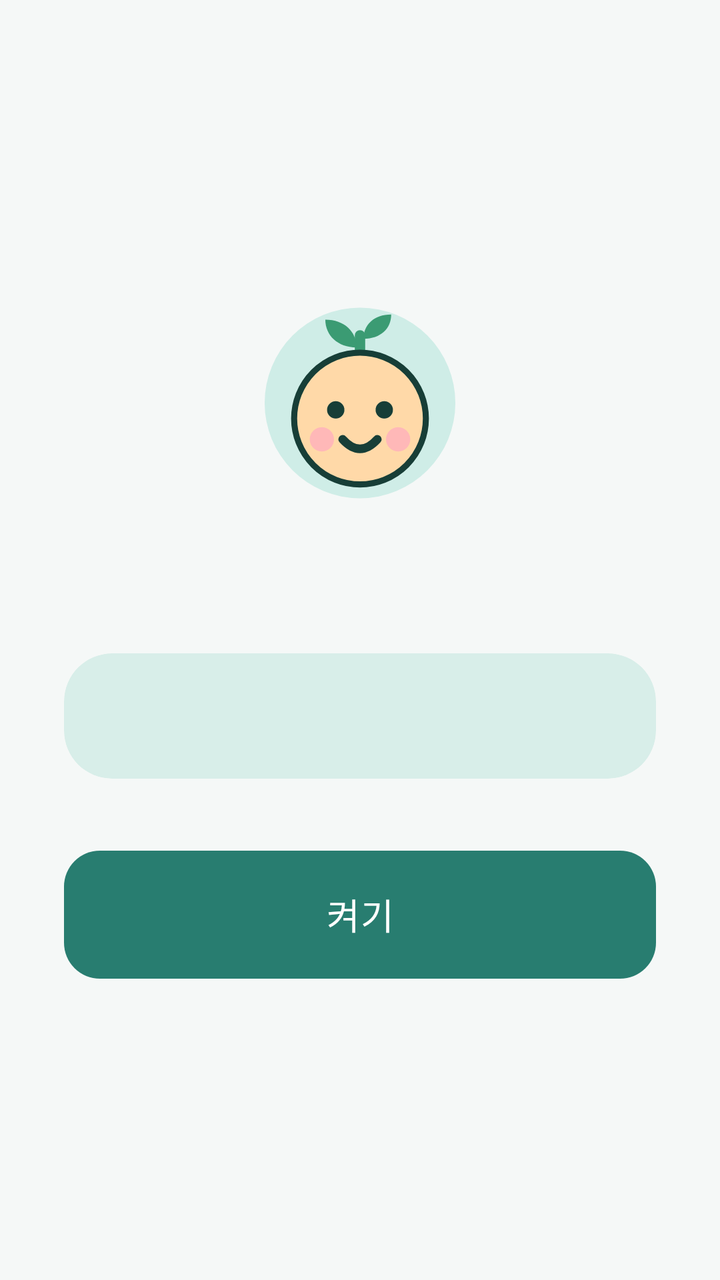
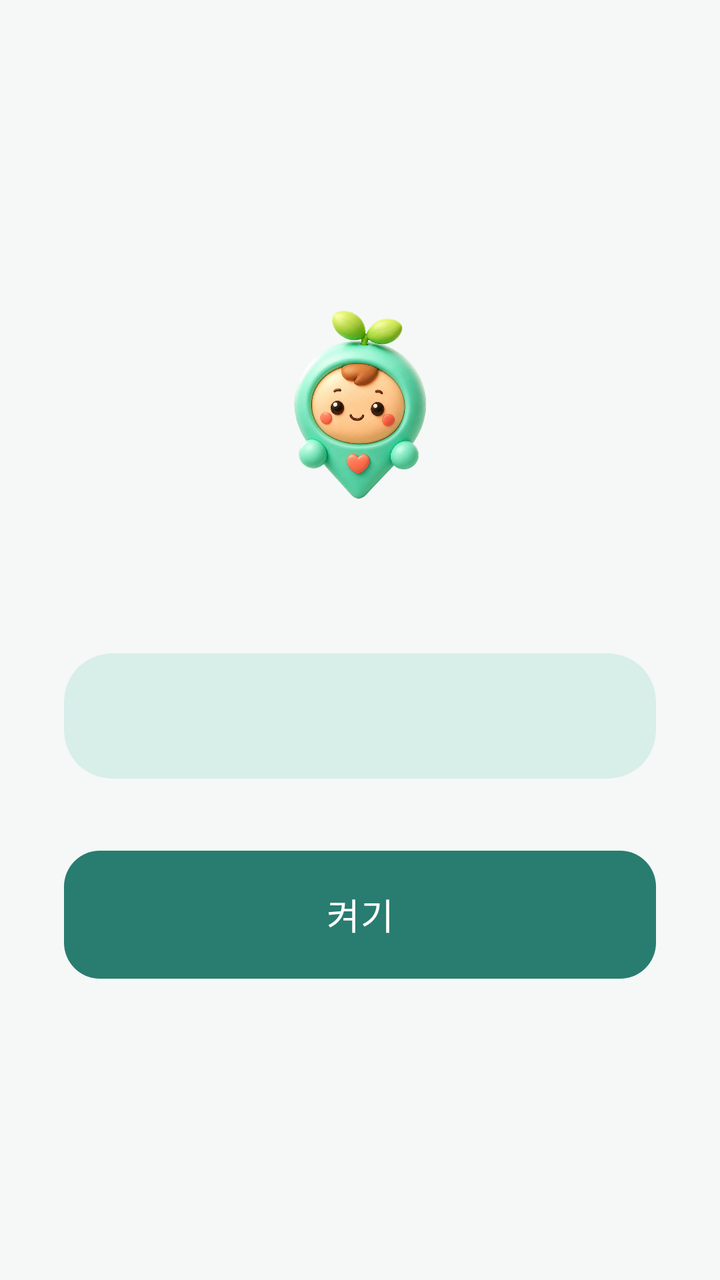

An Android layout rendered at two revisions. The XML below is the earlier revision; the diff shows what the commit changed to produce the second picture.
<!-- AndroidManifest.xml: application theme Theme.KidCare -->
<!-- res/layout/activity_permission.xml -->
<?xml version="1.0" encoding="utf-8"?>
<LinearLayout xmlns:android="http://schemas.android.com/apk/res/android"
    xmlns:app="http://schemas.android.com/apk/res-auto"
    android:layout_width="match_parent"
    android:layout_height="match_parent"
    android:orientation="vertical"
    android:gravity="center"
    android:padding="32dp"
    android:fitsSystemWindows="true">

    <ImageView
        android:layout_width="104dp"
        android:layout_height="104dp"
        android:layout_marginBottom="20dp"
        android:importantForAccessibility="no"
        android:src="@drawable/ic_mascot" />

    <TextView
        android:id="@+id/step_title"
        android:layout_width="wrap_content"
        android:layout_height="wrap_content"
        android:gravity="center"
        android:textAppearance="?attr/textAppearanceHeadlineSmall" />

    <com.google.android.material.card.MaterialCardView
        android:layout_width="match_parent"
        android:layout_height="wrap_content"
        android:layout_marginTop="20dp"
        app:cardBackgroundColor="?attr/colorPrimaryContainer"
        app:shapeAppearance="@style/ShapeAppearance.KidCare.Large"
        app:strokeWidth="0dp">

        <LinearLayout
            android:layout_width="match_parent"
            android:layout_height="wrap_content"
            android:orientation="vertical"
            android:padding="20dp">

            <TextView
                android:id="@+id/step_reason"
                android:layout_width="match_parent"
                android:layout_height="wrap_content"
                android:gravity="center"
                android:textAppearance="?attr/textAppearanceBodyLarge"
                android:textColor="?attr/colorOnPrimaryContainer" />

            
            <TextView
                android:id="@+id/step_hint"
                android:layout_width="match_parent"
                android:layout_height="wrap_content"
                android:layout_marginTop="12dp"
                android:gravity="center"
                android:textAppearance="?attr/textAppearanceBodyMedium"
                android:textColor="?attr/colorOnPrimaryContainer"
                android:visibility="gone" />
        </LinearLayout>
    </com.google.android.material.card.MaterialCardView>

    <com.google.android.material.button.MaterialButton
        android:id="@+id/grant_button"
        android:layout_width="match_parent"
        android:layout_height="64dp"
        android:layout_marginTop="36dp"
        android:text="@string/perm_grant"
        android:textAppearance="?attr/textAppearanceTitleMedium" />
</LinearLayout>
<!-- resources referenced by this layout -->
<resources>
  <!-- drawable ic_mascot (drawable) -->
  <?xml version="1.0" encoding="utf-8"?>
  <vector xmlns:android="http://schemas.android.com/apk/res/android"
      android:width="120dp"
      android:height="120dp"
      android:viewportWidth="120"
      android:viewportHeight="120">
  
      <path
          android:pathData="M60,4 a55,55 0 1,0 0,110 a55,55 0 1,0 0,-110 Z"
          android:fillColor="@color/mascot_bg" />
  
      
      <path
          android:pathData="M60,34 L60,20"
          android:strokeColor="@color/mascot_leaf"
          android:strokeWidth="6"
          android:strokeLineCap="round" />
  
      
      <path
          android:pathData="M58,27 C47,27 40,20 40,11 C51,11 58,18 58,27 Z"
          android:fillColor="@color/mascot_leaf" />
      <path
          android:pathData="M62,22 C72,22 78,16 78,8 C68,8 62,14 62,22 Z"
          android:fillColor="@color/mascot_leaf" />
  
      
      <path
          android:pathData="M22,68 a38,38 0 1,0 76,0 a38,38 0 1,0 -76,0 Z"
          android:fillColor="@color/mascot_face"
          android:strokeColor="@color/mascot_line"
          android:strokeWidth="3.5" />
  
      
      <path
          android:pathData="M31,80 a7,7 0 1,0 14,0 a7,7 0 1,0 -14,0 Z"
          android:fillColor="@color/mascot_cheek" />
      <path
          android:pathData="M75,80 a7,7 0 1,0 14,0 a7,7 0 1,0 -14,0 Z"
          android:fillColor="@color/mascot_cheek" />
  
      
      <path
          android:pathData="M41,63 a5,5 0 1,0 10,0 a5,5 0 1,0 -10,0 Z"
          android:fillColor="@color/mascot_line" />
      <path
          android:pathData="M69,63 a5,5 0 1,0 10,0 a5,5 0 1,0 -10,0 Z"
          android:fillColor="@color/mascot_line" />
  
      
      <path
          android:pathData="M50,80 Q60,91 70,80"
          android:strokeColor="@color/mascot_line"
          android:strokeWidth="5"
          android:strokeLineCap="round" />
  </vector>
  <string name="perm_grant">켜기</string>
  <style parent="" name="ShapeAppearance.KidCare.Large">
          <item name="cornerFamily">rounded</item>
          <item name="cornerSize">24dp</item>
      </style>
  <color name="mascot_bg">#CFEDE7</color>
  <color name="mascot_leaf">#3B9B73</color>
  <color name="mascot_face">#FFD9A8</color>
  <color name="mascot_line">#173E37</color>
  <color name="mascot_cheek">#FFB8B8</color>
  <color name="sky">#287D70</color>
  <color name="on_accent">#FFFFFF</color>
  <color name="sky_soft">#D8EEE9</color>
  <color name="ink">#172522</color>
  <color name="apricot">#F2A65A</color>
  <color name="apricot_soft">#FFF0DF</color>
  <color name="on_apricot_soft">#4A2B0D</color>
  <color name="grass">#4EA970</color>
  <color name="grass_soft">#DDF3E4</color>
  <color name="berry_ink">#A23E3E</color>
  <color name="paper_card">#FFFFFF</color>
  <color name="berry_soft">#FCE7E7</color>
  <color name="on_berry_soft">#4B1717</color>
  <color name="paper">#F5F8F7</color>
  <color name="paper_fold">#E8F0EE</color>
  <color name="ink_soft">#52635F</color>
  <color name="line">#71827E</color>
  <color name="line_soft">#D8E3E0</color>
  <style parent="" name="ShapeAppearance.KidCare.ExtraSmall">
          <item name="cornerFamily">rounded</item>
          <item name="cornerSize">6dp</item>
      </style>
  <style parent="" name="ShapeAppearance.KidCare.Small">
          <item name="cornerFamily">rounded</item>
          <item name="cornerSize">12dp</item>
      </style>
  <style parent="" name="ShapeAppearance.KidCare.Medium">
          <item name="cornerFamily">rounded</item>
          <item name="cornerSize">18dp</item>
      </style>
  <style parent="" name="ShapeAppearance.KidCare.ExtraLarge">
          <item name="cornerFamily">rounded</item>
          <item name="cornerSize">28dp</item>
      </style>
  <style name="TextAppearance.KidCare.BodySmall" parent="TextAppearance.Material3.BodySmall">
          <item name="android:textSize">13sp</item><item name="lineHeight">19sp</item>
      </style>
  <style parent="" name="ShapeAppearance.KidCare.Pill">
          <item name="cornerFamily">rounded</item>
          <item name="cornerSize">50%</item>
      </style>
  <!-- unchanged entries left out for length: 21 -->
</resources>

<!-- the commit's change to res/layout/activity_permission.xml (unified diff, before → after) -->
@@ -13,7 +13,7 @@
         android:layout_height="104dp"
         android:layout_marginBottom="20dp"
         android:importantForAccessibility="no"
-        android:src="@drawable/ic_mascot" />
+        android:src="@drawable/mascot_3d" />
 
     <TextView
         android:id="@+id/step_title"
<!-- resource entries referenced after the edit -->
@@ -1,72 +1,11 @@
 <!-- resources referenced by this layout -->
 <resources>
-  <!-- drawable ic_mascot (drawable) -->
-  <?xml version="1.0" encoding="utf-8"?>
-  <vector xmlns:android="http://schemas.android.com/apk/res/android"
-      android:width="120dp"
-      android:height="120dp"
-      android:viewportWidth="120"
-      android:viewportHeight="120">
-  
-      <path
-          android:pathData="M60,4 a55,55 0 1,0 0,110 a55,55 0 1,0 0,-110 Z"
-          android:fillColor="@color/mascot_bg" />
-  
-      
-      <path
-          android:pathData="M60,34 L60,20"
-          android:strokeColor="@color/mascot_leaf"
-          android:strokeWidth="6"
-          android:strokeLineCap="round" />
-  
-      
-      <path
-          android:pathData="M58,27 C47,27 40,20 40,11 C51,11 58,18 58,27 Z"
-          android:fillColor="@color/mascot_leaf" />
-      <path
-          android:pathData="M62,22 C72,22 78,16 78,8 C68,8 62,14 62,22 Z"
-          android:fillColor="@color/mascot_leaf" />
-  
-      
-      <path
-          android:pathData="M22,68 a38,38 0 1,0 76,0 a38,38 0 1,0 -76,0 Z"
-          android:fillColor="@color/mascot_face"
-          android:strokeColor="@color/mascot_line"
-          android:strokeWidth="3.5" />
-  
-      
-      <path
-          android:pathData="M31,80 a7,7 0 1,0 14,0 a7,7 0 1,0 -14,0 Z"
-          android:fillColor="@color/mascot_cheek" />
-      <path
-          android:pathData="M75,80 a7,7 0 1,0 14,0 a7,7 0 1,0 -14,0 Z"
-          android:fillColor="@color/mascot_cheek" />
-  
-      
-      <path
-          android:pathData="M41,63 a5,5 0 1,0 10,0 a5,5 0 1,0 -10,0 Z"
-          android:fillColor="@color/mascot_line" />
-      <path
-          android:pathData="M69,63 a5,5 0 1,0 10,0 a5,5 0 1,0 -10,0 Z"
-          android:fillColor="@color/mascot_line" />
-  
-      
-      <path
-          android:pathData="M50,80 Q60,91 70,80"
-          android:strokeColor="@color/mascot_line"
-          android:strokeWidth="5"
-          android:strokeLineCap="round" />
-  </vector>
+  <!-- drawable mascot_3d: png bitmap (drawable-nodpi, 375382 bytes) -->
   <string name="perm_grant">켜기</string>
   <style parent="" name="ShapeAppearance.KidCare.Large">
           <item name="cornerFamily">rounded</item>
           <item name="cornerSize">24dp</item>
       </style>
-  <color name="mascot_bg">#CFEDE7</color>
-  <color name="mascot_leaf">#3B9B73</color>
-  <color name="mascot_face">#FFD9A8</color>
-  <color name="mascot_line">#173E37</color>
-  <color name="mascot_cheek">#FFB8B8</color>
   <color name="sky">#287D70</color>
   <color name="on_accent">#FFFFFF</color>
   <color name="sky_soft">#D8EEE9</color>
